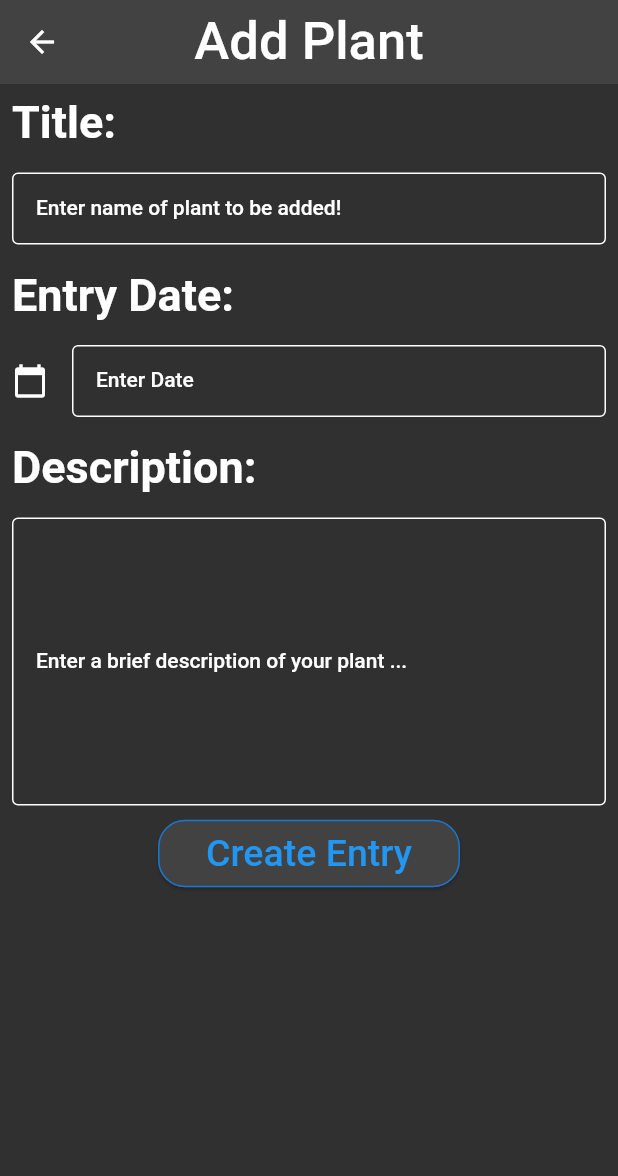
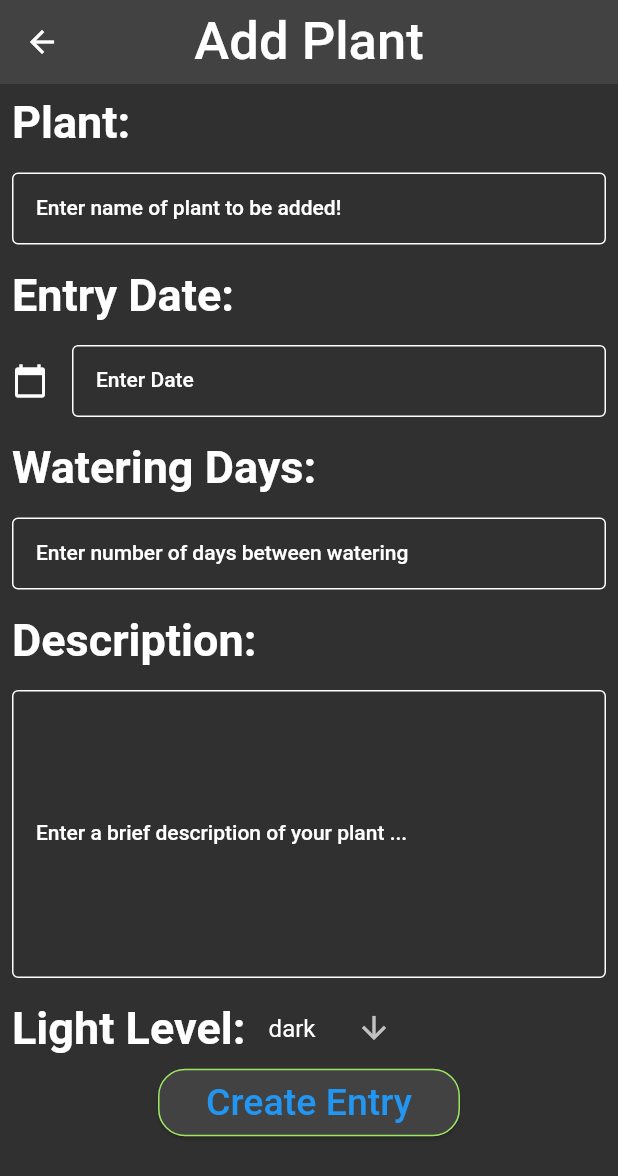
Before and after one commit to Adam-Sheeres/plant-tracking-app, a Flutter app: the AddPlantPage screen opened directly, on a phone screen of 412 x 824 dp. Shown: the top 1176 px of the screen. Run offline on Flutter 3.47's test engine with Material 2 defaults, Android fonts, the phone set to English and light mode, and no system bars; network calls fail.

Commit message:
added more fields to add plant page, fixed typos in nav bar

```diff
--- a/plant_tracker/lib/My_Plants_Page.dart
+++ b/plant_tracker/lib/My_Plants_Page.dart
@@ -6,6 +6,8 @@ import 'Plant_DB.dart';
 import 'Navigation_Drawer.dart';
 
 class HomePage extends StatefulWidget {
+  const HomePage({super.key});
+
   @override
   _HomePageState createState() => _HomePageState();
 }
@@ -16,7 +18,7 @@ class _HomePageState extends State<HomePage> {
     return Scaffold(
       appBar: AppBar(
           title: const Text("My Plants"),
-          backgroundColor: Color.fromARGB(255, 44, 71, 22),
+          backgroundColor: const Color.fromARGB(255, 44, 71, 22),
           centerTitle: true,
           titleTextStyle: const TextStyle(
               color: Color.fromARGB(255, 0, 0, 0), fontSize: 22)),
--- a/plant_tracker/lib/Navigation_Drawer.dart
+++ b/plant_tracker/lib/Navigation_Drawer.dart
@@ -31,7 +31,7 @@ class NavDrawer extends StatelessWidget {
             ),
           ),
           ListTile(
-            title: const Text('Recipes'),
+            title: const Text('My Plants'),
             leading: const Icon(
               Icons.list_alt_rounded,
             ),
@@ -42,7 +42,7 @@ class NavDrawer extends StatelessWidget {
             },
           ),
           ListTile(
-            title: const Text('Favourite Recipes'),
+            title: const Text('Favourite Plants'),
             leading: const Icon(
               Icons.favorite,
               color: Colors.red,
--- a/plant_tracker/lib/pages/add_plant_page.dart
+++ b/plant_tracker/lib/pages/add_plant_page.dart
@@ -1,6 +1,10 @@
 import 'package:flutter/material.dart';
+import 'package:flutter/services.dart';
 import '../Navigation_Drawer.dart';
 import 'package:intl/intl.dart';
+import '../plant_db.dart';
+
+List<String> lightLevels = LightLevel.values.map((e) => e.name).toList();
 
 class AddPlantPage extends StatefulWidget {
   const AddPlantPage({super.key});
@@ -10,15 +14,19 @@ class AddPlantPage extends StatefulWidget {
 }
 
 class _AddPlantPage extends State<AddPlantPage> {
+  String dropdownValue = lightLevels.first;
+
   TextEditingController dateController = TextEditingController();
-  TextEditingController titleController = TextEditingController();
+  TextEditingController plantNameController = TextEditingController();
   TextEditingController descriptionController = TextEditingController();
+  TextEditingController waterDaysController = TextEditingController();
+
   DateTime entryDate = DateTime.now();
 
   @override
   void dispose() {
     dateController.dispose();
-    titleController.dispose();
+    plantNameController.dispose();
     descriptionController.dispose();
     super.dispose();
   }
@@ -42,9 +50,11 @@ class _AddPlantPage extends State<AddPlantPage> {
             crossAxisAlignment: CrossAxisAlignment.start,
             //mainAxisSize: MainAxisSize.min,
             children: <Widget>[
-              _buildTitle(),
+              _buildPlantName(),
               _buildDate(context),
+              _buildWaterDays(),
               _buildDescription(),
+              _buildLightLevel(),
               _buildButton(context),
             ],
           ),
@@ -61,7 +71,7 @@ class _AddPlantPage extends State<AddPlantPage> {
             shape: MaterialStateProperty.all<RoundedRectangleBorder>(
                 RoundedRectangleBorder(
           borderRadius: BorderRadius.circular(18.0),
-          side: BorderSide(color: Colors.blue.shade700),
+          side: const BorderSide(color: Color.fromARGB(255, 156, 232, 94)),
         ))),
         child: const Padding(
           padding: EdgeInsets.all(8.0),
@@ -127,14 +137,14 @@ class _AddPlantPage extends State<AddPlantPage> {
     );
   }
 
-  Column _buildTitle() {
+  Column _buildPlantName() {
     return Column(
       crossAxisAlignment: CrossAxisAlignment.start,
       children: [
         const Padding(
           padding: EdgeInsets.all(8.0),
           child: Text(
-            'Title: ',
+            'Plant: ',
             style: TextStyle(
               fontSize: 30,
               fontWeight: FontWeight.bold,
@@ -144,7 +154,7 @@ class _AddPlantPage extends State<AddPlantPage> {
         Padding(
           padding: const EdgeInsets.all(8.0),
           child: TextField(
-            controller: titleController,
+            controller: plantNameController,
             maxLines: 1,
             minLines: 1,
             decoration: const InputDecoration(
@@ -186,4 +196,77 @@ class _AddPlantPage extends State<AddPlantPage> {
       ],
     );
   }
+
+  Column _buildWaterDays() {
+    return Column(
+      crossAxisAlignment: CrossAxisAlignment.start,
+      children: [
+        const Padding(
+          padding: EdgeInsets.all(8.0),
+          child: Text(
+            'Watering Days: ',
+            style: TextStyle(
+              fontSize: 30,
+              fontWeight: FontWeight.bold,
+            ),
+          ),
+        ),
+        Padding(
+          padding: const EdgeInsets.all(8.0),
+          child: TextField(
+            controller: waterDaysController,
+            maxLines: 1,
+            minLines: 1,
+            keyboardType: TextInputType.number,
+            inputFormatters: <TextInputFormatter>[
+              FilteringTextInputFormatter.digitsOnly
+            ],
+            decoration: const InputDecoration(
+              border: OutlineInputBorder(),
+              labelText: 'Enter number of days between watering',
+            ),
+          ),
+        ),
+      ],
+    );
+  }
+
+  Row _buildLightLevel() {
+    return Row(
+      children: [
+        const Padding(
+          padding: EdgeInsets.all(8.0),
+          child: Text(
+            'Light Level: ',
+            style: TextStyle(
+              fontSize: 30,
+              fontWeight: FontWeight.bold,
+            ),
+          ),
+        ),
+        DropdownButton<String>(
+          value: dropdownValue,
+          icon: const Icon(Icons.arrow_downward),
+          elevation: 16,
+          // style: const TextStyle(color: Colors.deepPurple),
+          underline: Container(
+            height: 2,
+            // color: Colors.deepPurpleAccent,
+          ),
+          onChanged: (String? value) {
+            // This is called when the user selects an item.
+            setState(() {
+              dropdownValue = value!;
+            });
+          },
+          items: lightLevels.map<DropdownMenuItem<String>>((String value) {
+            return DropdownMenuItem<String>(
+              value: value,
+              child: Text(value),
+            );
+          }).toList(),
+        ),
+      ],
+    );
+  }
 }
```
